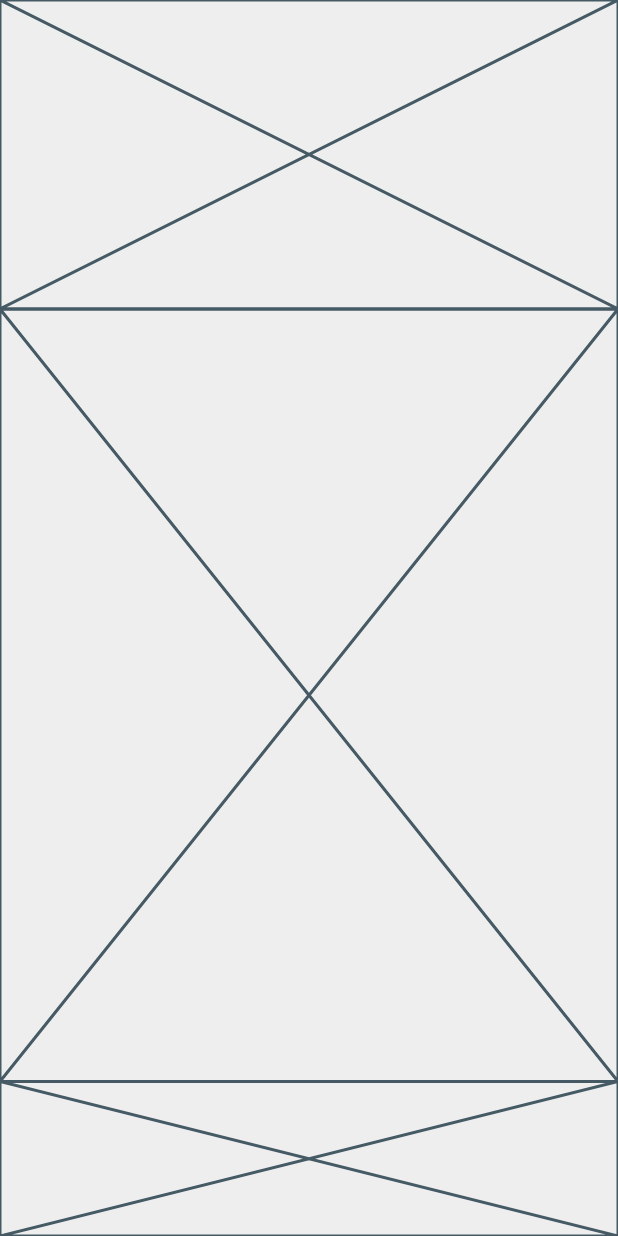
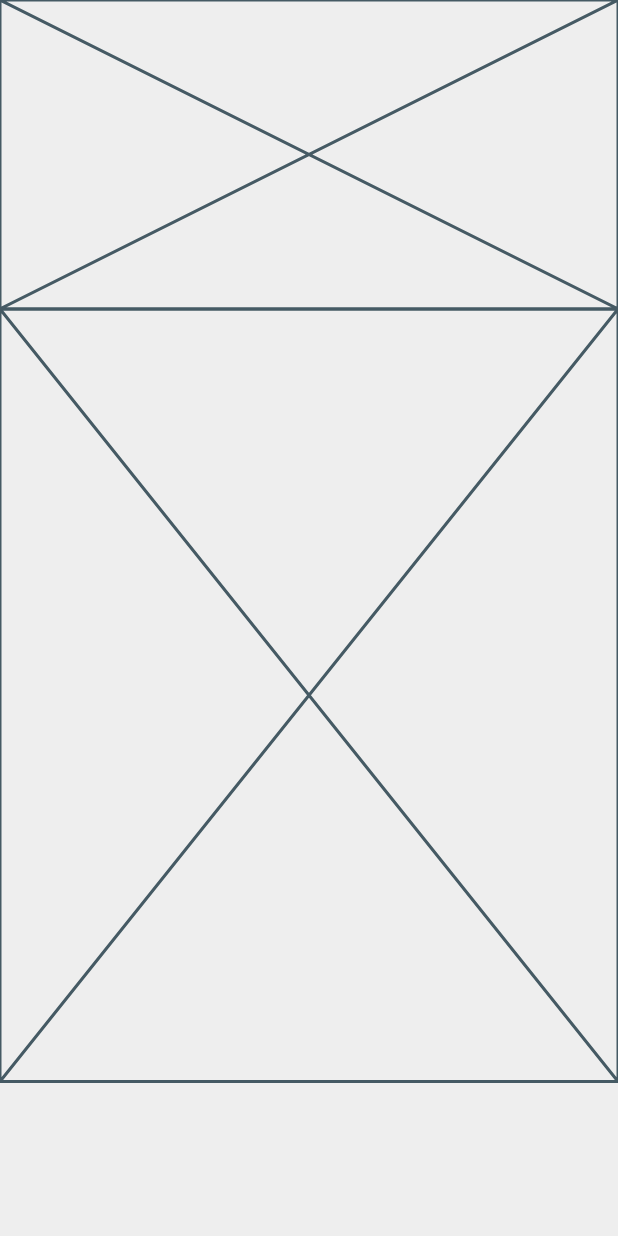
Before and after one commit to JAICHANGPARK/flutter_notebook_11th_story, a Flutter app: the screen it shows after launch, on a phone screen of 412 x 824 dp. Run offline on Flutter 3.47's test engine with Material 2 defaults, Android fonts, the phone set to English and light mode, and no system bars; our stand-ins replace backdrop, badges, flutter_inner_drawer, flutter_slidable, flutter_swiper, google_fonts.

Commit message:
Update food_home_page.dart

```diff
--- a/lib/ep744_food_app/ui/food_home_page.dart
+++ b/lib/ep744_food_app/ui/food_home_page.dart
@@ -24,7 +24,13 @@ class _FoodHomePageState extends State<FoodHomePage> {
                 child: Placeholder()),
             Expanded(
                 flex: 2,
-                child: Placeholder()),
+                child: Container(
+                  child: Row(
+                    children: [
+
+                    ],
+                  ),
+                )),
           ],
         ),
       ),
```
